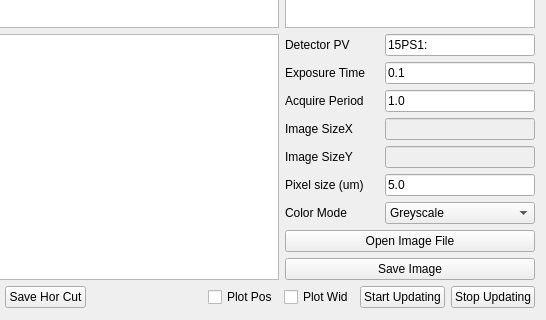
Old version of the form UI_Forms/DynamicAD_Viewer.ui in the repository nayanbera/DynamicAD_Viewer; both pictures show x 404 to 950 and y 580 to 900 of the 950 by 900 pixel window.
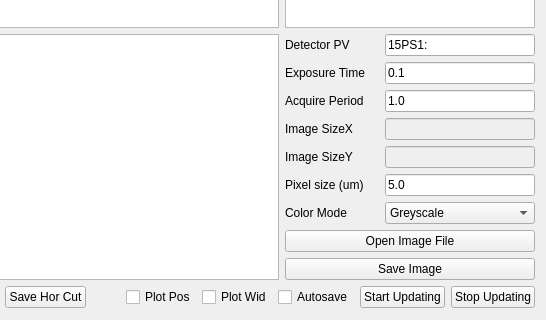
New version of the form. Custom widgets are drawn as their Qt base class.

Commit message: Added auto saving capability

The edit to the form file:
```diff
--- a/UI_Forms/DynamicAD_Viewer.ui
+++ b/UI_Forms/DynamicAD_Viewer.ui
@@ -604,6 +604,13 @@
        </property>
       </widget>
      </item>
+     <item>
+      <widget class="QCheckBox" name="autoSaveCheckBox">
+       <property name="text">
+        <string>Autosave</string>
+       </property>
+      </widget>
+     </item>
      <item>
       <widget class="QPushButton" name="startUpdatePushButton">
        <property name="text">
```
Left out of the diff: 2 changed lines with no effect on the pictures. The commit also changes 2 other files.
